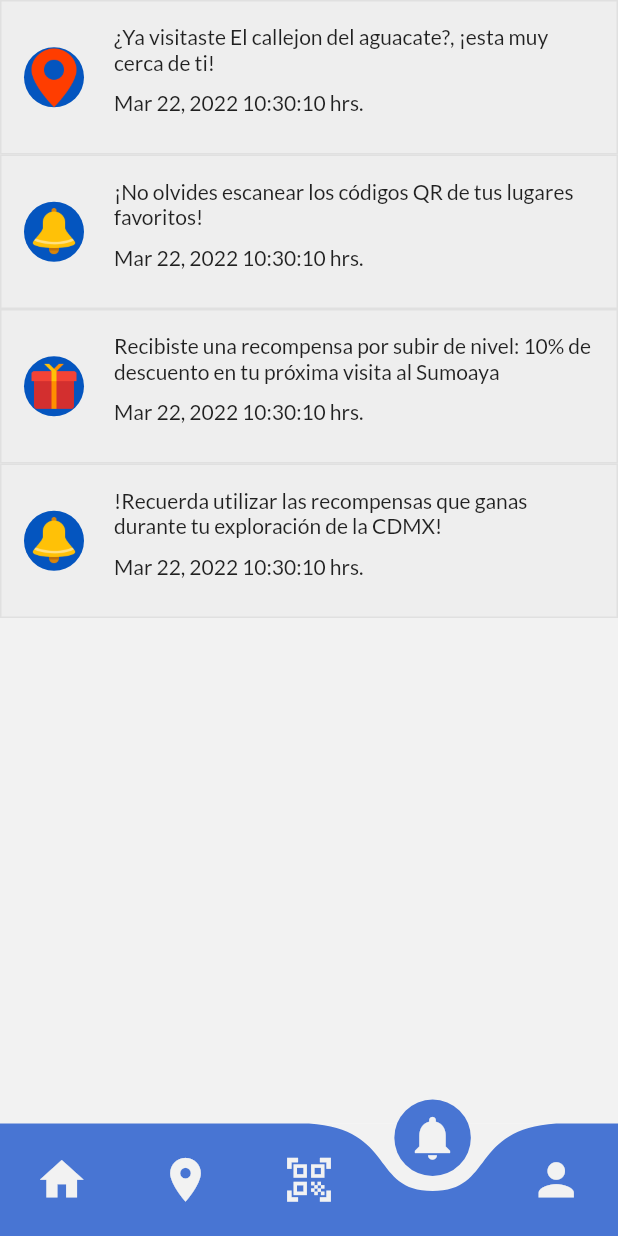
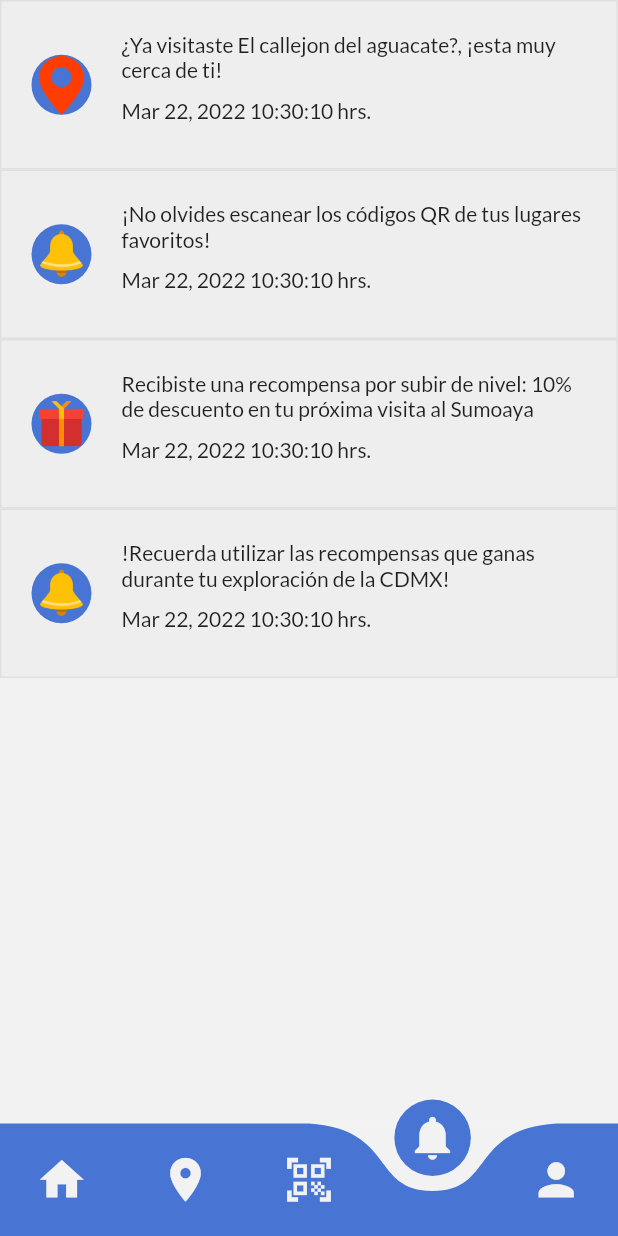
Before and after one commit to dannielgloria/chilan-go, a Flutter app: the NavigatorScreen screen opened by its route, item 4 of the bottom bar chosen, on a phone screen of 412 x 824 dp. Run offline on Flutter 3.47's test engine with Material 2 defaults, Android fonts, the phone set to English and light mode, and no system bars; drawn by our look-alikes of curved_navigation_bar; our stand-ins replace cached_network_image, google_fonts, image_picker, introduction_screen, url_launcher_web; missing offline and left inert: animated_login, latlng, map, mobile_scanner; statements that could not run were skipped.

Commit message:
ui changes

```diff
--- a/lib/screens/home_screen.dart
+++ b/lib/screens/home_screen.dart
@@ -74,7 +74,7 @@ class HomePage extends StatelessWidget {
             margin: EdgeInsets.all(20),
             height: size.height * 0.3,
             child: Image.asset(
-              'assets/images/ajolote.png',
+              'assets/images/ajolote.gif',
             ),
           ),
         ],
--- a/lib/screens/notifications_screen.dart
+++ b/lib/screens/notifications_screen.dart
@@ -61,15 +61,15 @@ class NotificationCard extends StatelessWidget {
           width: 1,
         ),
       ),
-      padding: const EdgeInsets.all(15.0),
+      padding: const EdgeInsets.all(20.0),
       child: Row(
         mainAxisAlignment: MainAxisAlignment.spaceBetween,
         children: [
           CircleAvatar(
-            backgroundColor: MyColors.blue,
+            backgroundColor: MyColors.mainBlue,
             child: Image.asset(
               image,
-              fit: BoxFit.cover,
+              fit: BoxFit.fitHeight,
             ),
           ),
           Expanded(
```
